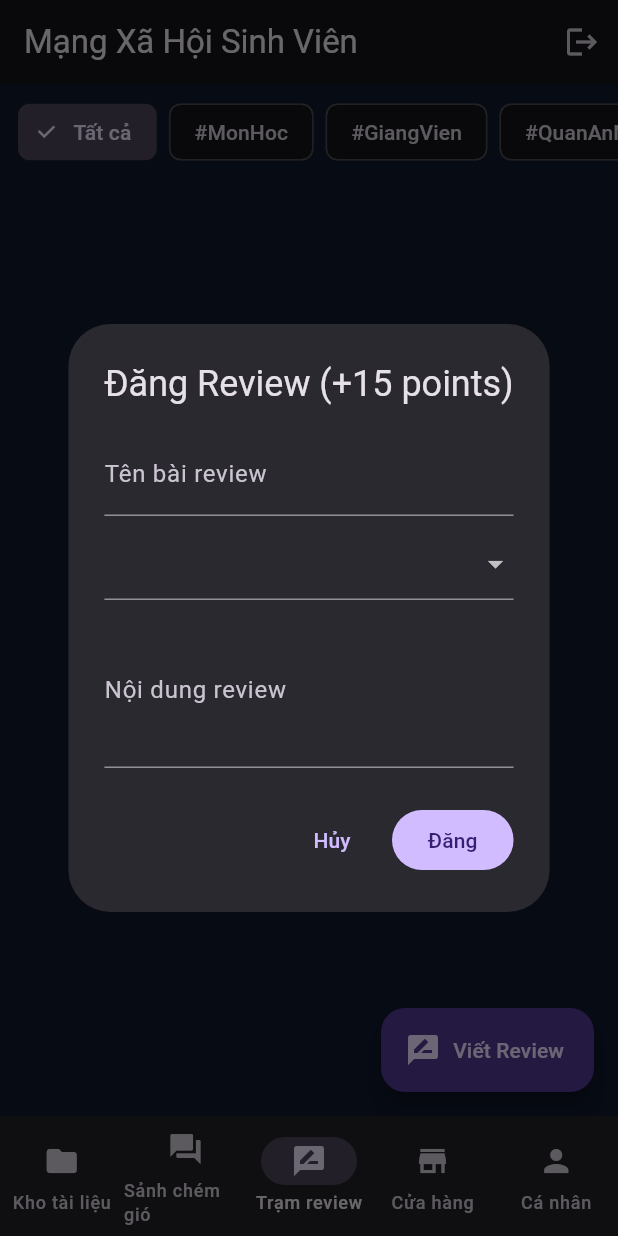
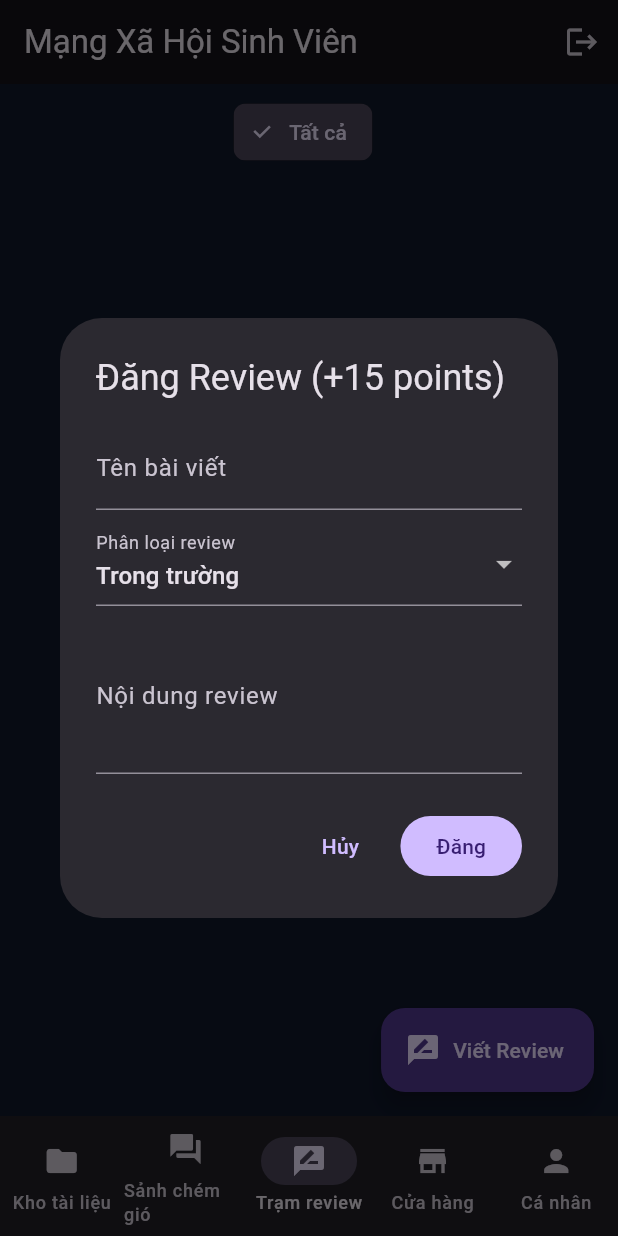
Before and after one commit to Narturn/24CT1-Tran_Hoang_Giao, a Flutter app: the screen it shows once a user with an empty profile is signed in, item 3 of the bottom bar chosen, after a tap on "Viết Review", on a phone screen of 412 x 824 dp. Run offline on Flutter 3.47's test engine with Material 3 defaults, Android fonts, the phone set to English and light mode, and no system bars; our stand-ins replace cloud_firestore, firebase_auth, firebase_core; accounts and stored records are empty.

Commit message:
update demo: custom profile 0.1

```diff
--- a/lib/models/review_model.dart
+++ b/lib/models/review_model.dart
@@ -4,20 +4,24 @@ class ReviewModel {
   final String id;
   final String authorId;
   final String authorName;
+  final List<String> authorEquipped;
   final String targetName;
   final String category;
   final double rating;
   final String comment;
+  final List<String> tags;
   final DateTime? createdAt;
 
   ReviewModel({
     required this.id,
     required this.authorId,
     required this.authorName,
+    required this.authorEquipped,
     required this.targetName,
     required this.category,
     required this.rating,
     required this.comment,
+    required this.tags,
     this.createdAt,
   });
 
@@ -26,10 +30,12 @@ class ReviewModel {
       id: docId,
       authorId: map['authorId'] ?? map['userId'] ?? '',
       authorName: map['authorName'] ?? map['userName'] ?? 'Sinh viên',
+      authorEquipped: List<String>.from(map['authorEquipped'] ?? []), // <--- Đọc dữ liệu trang bị từ Firestore
       targetName: map['targetName'] ?? map['subject'] ?? map['teacher'] ?? '',
       category: map['category'] ?? 'Môn học',
       rating: (map['rating'] as num?)?.toDouble() ?? 5.0,
       comment: map['comment'] ?? map['content'] ?? '',
+      tags: List<String>.from(map['tags'] ?? []),
       createdAt: (map['createdAt'] as Timestamp?)?.toDate(),
     );
   }
@@ -38,10 +44,12 @@ class ReviewModel {
     return {
       'authorId': authorId,
       'authorName': authorName,
+      'authorEquipped': authorEquipped,
       'targetName': targetName,
       'category': category,
       'rating': rating,
       'comment': comment,
+      'tags': tags,
       'createdAt': createdAt != null ? Timestamp.fromDate(createdAt!) : FieldValue.serverTimestamp(),
     };
   }
--- a/lib/models/user_model.dart
+++ b/lib/models/user_model.dart
@@ -1,40 +1,44 @@
 class UserModel {
-  final String id;
+  final String uid;
+  final String email;
+  final String name;
   final String msv;
-  final String name;
   final String university;
-  final String email;
   final int points;
-  final List<String> inventory;
+  final List<String> inventory; // Danh sách vật phẩm/danh hiệu đã mua
+  final Map<String, String> equipped;
 
   UserModel({
-    required this.id,
+    required this.uid,
+    required this.email,
+    required this.name,
     required this.msv,
-    required this.name,
     required this.university,
-    required this.email,
     required this.points,
     required this.inventory,
+    required this.equipped,
   });
 
-  factory UserModel.fromMap(Map<String, dynamic> map, String docId) {
+  factory UserModel.fromMap(Map<String, dynamic> map, String uid) {
     return UserModel(
-      id: docId,
-      msv: map['msv'] ?? map['studentId'] ?? '',
+      uid: uid,
+      email: map['email'] ?? '',
       name: map['name'] ?? '',
+      msv: map['msv'] ?? '',
       university: map['university'] ?? '',
-      email: map['email'] ?? '',
       points: map['points'] ?? 0,
       inventory: List<String>.from(map['inventory'] ?? []),
+      equipped: Map<String, String>.from(map['equipped'] ?? {}),
     );
   }
 
   Map<String, dynamic> toMap() {
     return {
+      'uid': uid,
+      'email': email,
+      'name': name,
       'msv': msv,
-      'name': name,
       'university': university,
-      'email': email,
       'points': points,
       'inventory': inventory,
     };
--- a/lib/views/documents_view.dart
+++ b/lib/views/documents_view.dart
@@ -28,7 +28,7 @@ class _DocumentsViewState extends State<DocumentsView> {
               controller: titleController,
               decoration: const InputDecoration(
                 labelText: 'Tên / Tiêu đề tài liệu',
-                hintText: 'VD: Slide Toán Rời Rạc K24',
+                hintText: 'VD: Slide Công nghệ phần mềm',
               ),
             ),
             const SizedBox(height: 12),
--- a/lib/views/profile_view.dart
+++ b/lib/views/profile_view.dart
@@ -2,6 +2,7 @@ import 'package:flutter/material.dart';
 import '../models/user_model.dart';
 import '../services/auth_service.dart';
 import '../services/database_service.dart';
+import '../widgets/user_avatar_badge.dart';
 
 class ProfileView extends StatelessWidget {
   const ProfileView({super.key});
@@ -19,27 +20,26 @@ class ProfileView extends StatelessWidget {
         return ListView(
           padding: const EdgeInsets.all(16),
           children: [
-            // Avatar & Tên
-            Center(
-              child: Column(
-                children: [
-                  CircleAvatar(
-                    radius: 40,
-                    backgroundColor: Colors.amber,
-                    child: Text(
-                      user.name.isNotEmpty ? user.name[0].toUpperCase() : 'U',
-                      style: const TextStyle(fontSize: 32, fontWeight: FontWeight.bold, color: Colors.black),
+            // 1. Khung Preview Trang phục (Live Discord Style Preview)
+            Card(
+              color: Colors.grey.shade900,
+              child: Padding(
+                padding: const EdgeInsets.all(16.0),
+                child: Column(
+                  children: [
+                    const Text('Xem trước Trang phục', style: TextStyle(color: Colors.grey, fontSize: 12)),
+                    const SizedBox(height: 12),
+                    UserHeaderBadge(
+                      name: user.name,
+                      inventory: user.equipped.values.toList(), // Hiển thị theo item đang đeo
                     ),
-                  ),
-                  const SizedBox(height: 12),
-                  Text(user.name, style: const TextStyle(fontSize: 20, fontWeight: FontWeight.bold)),
-                  Text('${user.msv} • ${user.university}', style: const TextStyle(color: Colors.grey)),
-                ],
+                  ],
+                ),
               ),
             ),
-            const SizedBox(height: 24),
+            const SizedBox(height: 16),
 
-            // Thẻ Điểm tích lũy
+            // 2. Thẻ Điểm tích lũy
             Card(
               child: ListTile(
                 leading: const Icon(Icons.stars, color: Colors.amber, size: 32),
@@ -47,11 +47,12 @@ class ProfileView extends StatelessWidget {
                 trailing: Text('${user.points} pts', style: const TextStyle(fontSize: 18, fontWeight: FontWeight.bold, color: Colors.amber)),
               ),
             ),
-            const SizedBox(height: 16),
+            const SizedBox(height: 20),
 
-            // Kho vật phẩm trang trí đã sở hữu
-            const Text('Kho trang trí của tôi', style: TextStyle(fontWeight: FontWeight.bold, fontSize: 16)),
+            // 3. Kho vật phẩm & Quản lý Trang bị
+            const Text('Kho trang trí của tôi (Bấm để đeo/tháo)', style: TextStyle(fontWeight: FontWeight.bold, fontSize: 16)),
             const SizedBox(height: 8),
+
             user.inventory.isEmpty
                 ? const Card(
                     child: Padding(
@@ -61,12 +62,33 @@ class ProfileView extends StatelessWidget {
                   )
                 : Wrap(
                     spacing: 8,
-                    children: user.inventory
-                        .map((item) => Chip(
-                              avatar: const Icon(Icons.military_tech, color: Colors.amber),
-                              label: Text(item),
-                            ))
-                        .toList(),
+                    runSpacing: 8,
+                    children: user.inventory.map((item) {
+                      final isEquipped = user.equipped.containsValue(item);
+
+                      return FilterChip(
+                        selected: isEquipped,
+                        avatar: Icon(
+                          isEquipped ? Icons.check_circle : Icons.military_tech,
+                          color: isEquipped ? Colors.green : Colors.amber,
+                        ),
+                        label: Text(item),
+                        selectedColor: Colors.amber.withOpacity(0.3),
+                        onSelected: (bool selected) async {
+                          final currentEquipped = Map<String, String>.from(user.equipped);
+
+                          if (selected) {
+                            // Đeo trang bị vào slot tương ứng
+                            currentEquipped[item] = item;
+                          } else {
+                            // Tháo trang bị
+                            currentEquipped.removeWhere((key, value) => value == item);
+                          }
+
+                          await db.updateEquippedItems(currentEquipped);
+                        },
+                      );
+                    }).toList(),
                   ),
             const SizedBox(height: 32),
 
--- a/lib/views/register_view.dart
+++ b/lib/views/register_view.dart
@@ -119,7 +119,7 @@ class _RegisterViewState extends State<RegisterView> {
                 controller: _emailController,
                 keyboardType: TextInputType.emailAddress,
                 decoration: const InputDecoration(
-                  labelText: 'Email sinh viên',
+                  labelText: 'Email',
                   prefixIcon: Icon(Icons.email),
                   border: OutlineInputBorder(),
                 ),
--- a/lib/views/reviews_view.dart
+++ b/lib/views/reviews_view.dart
@@ -1,6 +1,7 @@
 import 'package:flutter/material.dart';
 import '../models/review_model.dart';
 import '../services/database_service.dart';
+import '../widgets/user_avatar_badge.dart';
 
 class ReviewsView extends StatefulWidget {
   const ReviewsView({super.key});
@@ -11,11 +12,12 @@ class ReviewsView extends StatefulWidget {
 
 class _ReviewsViewState extends State<ReviewsView> {
   final _db = DatabaseService();
+  String _selectedTag = 'Tất cả';
 
   Future<void> _addReview() async {
     final targetController = TextEditingController();
     final commentController = TextEditingController();
-    String category = 'Môn học';
+    String category = 'Trong trường';
     double rating = 5.0;
 
     final isSubmitted = await showDialog<bool>(
@@ -27,21 +29,34 @@ class _ReviewsViewState extends State<ReviewsView> {
           children: [
             TextField(
               controller: targetController,
-              decoration: const InputDecoration(labelText: 'Tên bài review'),
+              decoration: const InputDecoration(
+                labelText: 'Tên bài viết',
+                hintText: 'VD: Công nghệ phần mềm',
+              ),
             ),
             const SizedBox(height: 8),
             DropdownButtonFormField<String>(
               value: category,
+              decoration: const InputDecoration(labelText: 'Phân loại review'),
               items: const [
-                DropdownMenuItem(value: 'Trong trường', child: Text('Trong trường')),
-                DropdownMenuItem(value: 'Ngoài trường', child: Text('Ngoài trường')),
+                DropdownMenuItem(
+                  value: 'Trong trường',
+                  child: Text('Trong trường'),
+                ),
+                DropdownMenuItem(
+                  value: 'Ngoài trường',
+                  child: Text('Ngoài trường'),
+                ),
               ],
               onChanged: (val) => category = val ?? 'Trong trường',
             ),
             const SizedBox(height: 8),
             TextField(
               controller: commentController,
-              decoration: const InputDecoration(labelText: 'Nội dung review'),
+              decoration: const InputDecoration(
+                labelText: 'Nội dung review',
+                hintText: 'Thêm hashtag tự do trong bài, ví dụ: Thầy dạy hay lắm #monhoc #dau',
+              ),
               maxLines: 3,
             ),
           ],
@@ -81,43 +96,96 @@ class _ReviewsViewState extends State<ReviewsView> {
         builder: (context, snapshot) {
           if (snapshot.hasError) return Center(child: Text('Lỗi: ${snapshot.error}'));
           if (!snapshot.hasData) return const Center(child: CircularProgressIndicator());
-          final reviews = snapshot.data!;
+
+          final allReviews = snapshot.data!;
+
+          // Lấy tất cả các hashtag duy nhất hiện có trong cơ sở dữ liệu
+          final Set<String> allTags = {'Tất cả'};
+          for (var r in allReviews) {
+            allTags.addAll(r.tags);
+          }
+
+          // Lọc bài viết theo tag đang chọn
+          final filteredReviews = _selectedTag == 'Tất cả'
+              ? allReviews
+              : allReviews.where((r) => r.tags.contains(_selectedTag)).toList();
 
           return Column(
             children: [
-              // Thanh lọc Hashtag
+              // Thanh cuộn ngang danh sách Hashtags
               SingleChildScrollView(
                 scrollDirection: Axis.horizontal,
                 padding: const EdgeInsets.symmetric(horizontal: 12, vertical: 8),
                 child: Row(
-                  children: [
-                    FilterChip(label: const Text('Tất cả'), selected: true, onSelected: (_) {}),
-                    const SizedBox(width: 8),
-                    FilterChip(label: const Text('#MonHoc'), selected: false, onSelected: (_) {}),
-                    const SizedBox(width: 8),
-                    FilterChip(label: const Text('#GiangVien'), selected: false, onSelected: (_) {}),
-                    const SizedBox(width: 8),
-                    FilterChip(label: const Text('#QuanAnNearCampus'), selected: false, onSelected: (_) {}),
-                  ],
+                  children: allTags.map((tag) {
+                    final isSelected = _selectedTag == tag;
+                    return Padding(
+                      padding: const EdgeInsets.only(right: 8.0),
+                      child: FilterChip(
+                        label: Text(tag),
+                        selected: isSelected,
+                        onSelected: (_) {
+                          setState(() {
+                            _selectedTag = tag;
+                          });
+                        },
+                      ),
+                    );
+                  }).toList(),
                 ),
               ),
-              // Danh sách review nằm trong Expanded
+
+              // Danh sách bài viết review
               Expanded(
-                child: ListView.builder(
-                  itemCount: reviews.length,
-                  padding: const EdgeInsets.all(12),
-                  itemBuilder: (context, index) {
-                    final item = reviews[index];
-                    return Card(
-                      child: ListTile(
-                        title: Text('${item.targetName} [${item.category}]'),
-                        subtitle: Text('${item.comment}\nViết bởi: ${item.authorName}'),
-                        trailing: Text('⭐ ${item.rating}'),
-                        isThreeLine: true,
+                child: filteredReviews.isEmpty
+                    ? const Center(child: Text('Không có bài viết nào với hashtag này'))
+                    : ListView.builder(
+                        itemCount: filteredReviews.length,
+                        padding: const EdgeInsets.all(12),
+                        itemBuilder: (context, index) {
+                          final item = filteredReviews[index];
+                          return Card(
+                            margin: const EdgeInsets.symmetric(vertical: 6),
+                            child: Padding(
+                              padding: const EdgeInsets.all(12.0),
+                              child: Column(
+                                crossAxisAlignment: CrossAxisAlignment.start,
+                                children: [
+                                  // Hiển thị Avatar, Khung, Tên & Danh hiệu trang bị của Tác giả
+                                  UserHeaderBadge(
+                                    name: item.authorName,
+                                    inventory: item.authorEquipped,
+                                  ),
+                                  const SizedBox(height: 8),
+
+                                  // Tiêu đề môn / địa điểm
+                                  Text(
+                                    '${item.targetName} [${item.category}]',
+                                    style: const TextStyle(fontWeight: FontWeight.bold, fontSize: 15),
+                                  ),
+                                  const SizedBox(height: 4),
+
+                                  // Nội dung review
+                                  Text(item.comment),
+                                  const SizedBox(height: 8),
+
+                                  // Thẻ Hashtags
+                                  if (item.tags.isNotEmpty)
+                                    Wrap(
+                                      spacing: 4,
+                                      children: item.tags
+                                          .map((tag) => Chip(
+                                                label: Text(tag, style: const TextStyle(fontSize: 11)),
+                                                padding: EdgeInsets.zero,
+                                              ))
+                                          .toList(),
+                                    ),
+                                ],
+                              ),
+                            ),
+                          );
+                        },
                       ),
-                    );
-                  },
-                ),
               ),
             ],
           );
```
Also changed, not shown: lib/services/database_service.dart (+20 -3 lines), lib/widgets/user_avatar_badge.dart (added, +113 -0 lines), firebase.json (added), 2 other files.
